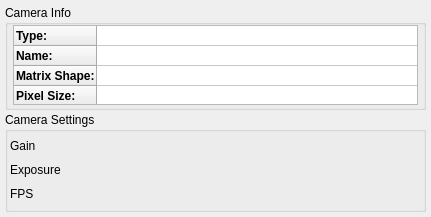
First picture: the form in laser_beam_measurements/widgets/camera_control/camera_property_controller_widget.ui, repository konstprus/laser_beam_measurements, before the edit.
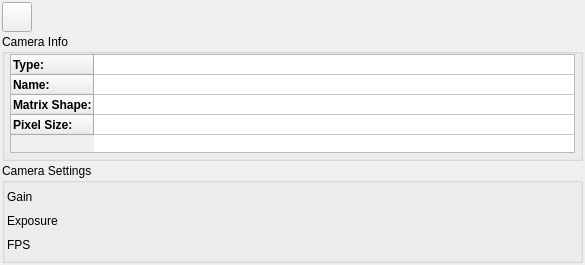
Second picture: the form after the edit. Custom widgets are drawn as their Qt base class.

Commit message: add property_dialog for cameras

Diff of the .ui file:
```diff
--- a/laser_beam_measurements/widgets/camera_control/camera_property_controller_widget.ui
+++ b/laser_beam_measurements/widgets/camera_control/camera_property_controller_widget.ui
@@ -6,8 +6,8 @@
    <rect>
     <x>0</x>
     <y>0</y>
-    <width>431</width>
-    <height>217</height>
+    <width>585</width>
+    <height>265</height>
    </rect>
   </property>
   <property name="windowTitle">
@@ -18,17 +18,59 @@
     <number>2</number>
    </property>
    <property name="leftMargin">
-    <number>5</number>
+    <number>2</number>
    </property>
    <property name="topMargin">
-    <number>5</number>
+    <number>2</number>
    </property>
    <property name="rightMargin">
-    <number>5</number>
+    <number>2</number>
    </property>
    <property name="bottomMargin">
-    <number>5</number>
+    <number>2</number>
    </property>
+   <item>
+    <layout class="QHBoxLayout" name="horizontalLayout_2">
+     <item>
+      <widget class="QPushButton" name="property_dialog_button">
+       <property name="sizePolicy">
+        <sizepolicy hsizetype="Fixed" vsizetype="Fixed">
+         <horstretch>0</horstretch>
+         <verstretch>0</verstretch>
+        </sizepolicy>
+       </property>
+       <property name="minimumSize">
+        <size>
+         <width>30</width>
+         <height>30</height>
+        </size>
+       </property>
+       <property name="maximumSize">
+        <size>
+         <width>30</width>
+         <height>30</height>
+        </size>
+       </property>
+       <property name="text">
+        <string/>
+       </property>
+      </widget>
+     </item>
+     <item>
+      <spacer name="horizontalSpacer">
+       <property name="orientation">
+        <enum>Qt::Orientation::Horizontal</enum>
+       </property>
+       <property name="sizeHint" stdset="0">
+        <size>
+         <width>40</width>
+         <height>20</height>
+        </size>
+       </property>
+      </spacer>
+     </item>
+    </layout>
+   </item>
    <item>
     <widget class="QGroupBox" name="camera_info_group_box">
      <property name="sizePolicy">
```
The commit also changes 5 other files.
